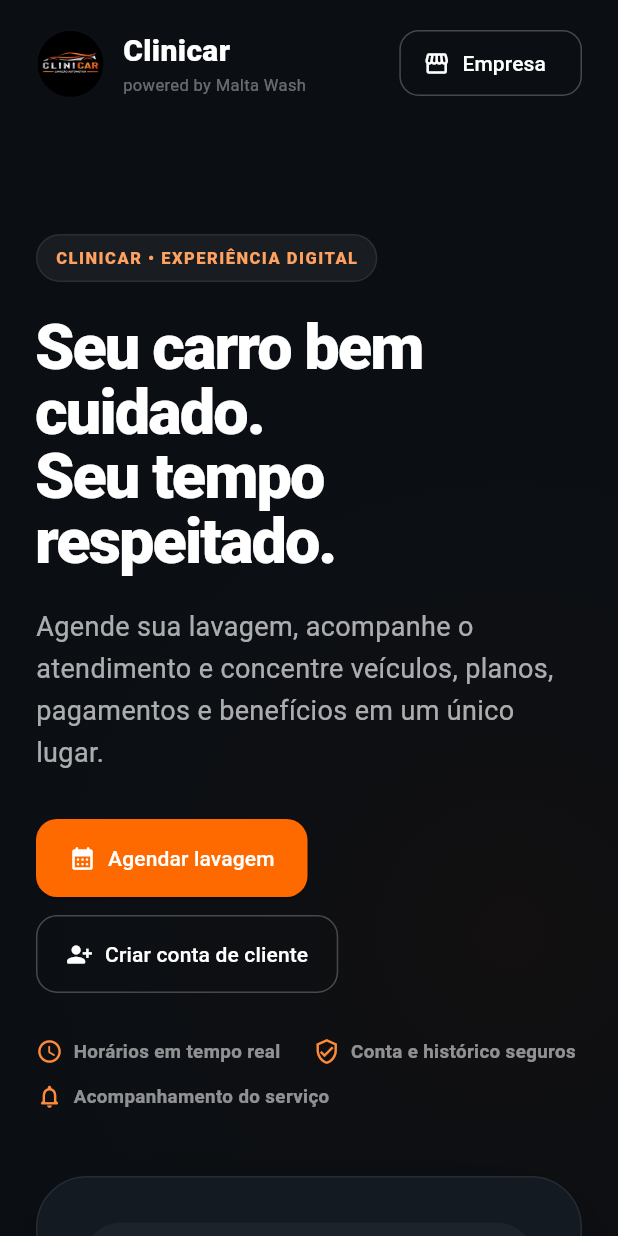
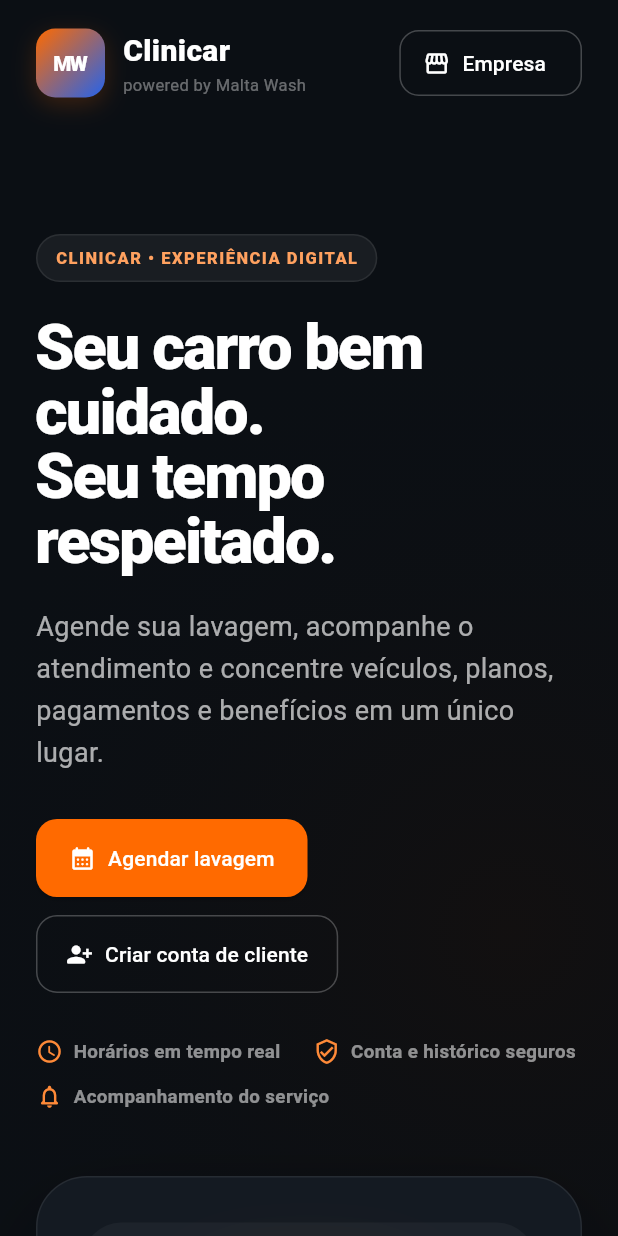
Before and after one commit to Tdk17/malta_wash, a Flutter app: the screen it shows after launch, on a phone screen of 412 x 824 dp. Run offline on Flutter 3.47's test engine with Material 3 defaults, Android fonts, the phone set to English and light mode, and no system bars; our stand-ins replace dio, flutter_secure_storage, get_it, go_router, signals; statements that could not run were skipped.

Commit message:
brand: remove Clinicar logo and use Malta Wash identity

```diff
--- a/lib/Src/Shared/widgets/brand_logo.dart
+++ b/lib/Src/Shared/widgets/brand_logo.dart
@@ -7,11 +7,34 @@
 
   @override
   Widget build(BuildContext context) {
-    final image = logoUrl != null && logoUrl!.isNotEmpty
-        ? Image.network(logoUrl!, fit: BoxFit.cover, errorBuilder: (_, __, ___) => _local())
-        : _local();
-    return ClipOval(child: SizedBox(width: size, height: size, child: image));
+    return Container(
+      width: size,
+      height: size,
+      decoration: BoxDecoration(
+        borderRadius: BorderRadius.circular(size * .28),
+        gradient: const LinearGradient(
+          begin: Alignment.topLeft,
+          end: Alignment.bottomRight,
+          colors: [Color(0xFFFF6A00), Color(0xFF2563EB)],
+        ),
+        boxShadow: [
+          BoxShadow(
+            color: const Color(0xFFFF6A00).withOpacity(.20),
+            blurRadius: size * .28,
+            offset: Offset(0, size * .10),
+          ),
+        ],
+      ),
+      alignment: Alignment.center,
+      child: Text(
+        'MW',
+        style: TextStyle(
+          color: Colors.white,
+          fontSize: size * .30,
+          fontWeight: FontWeight.w900,
+          letterSpacing: -1,
+        ),
+      ),
+    );
   }
-
-  Widget _local() => Image.asset('assets/branding/clinicar_logo.png', fit: BoxFit.cover);
 }
```
